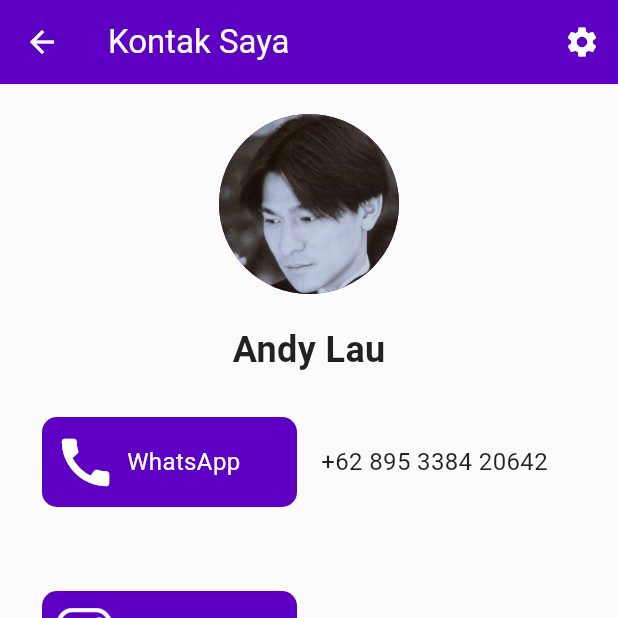
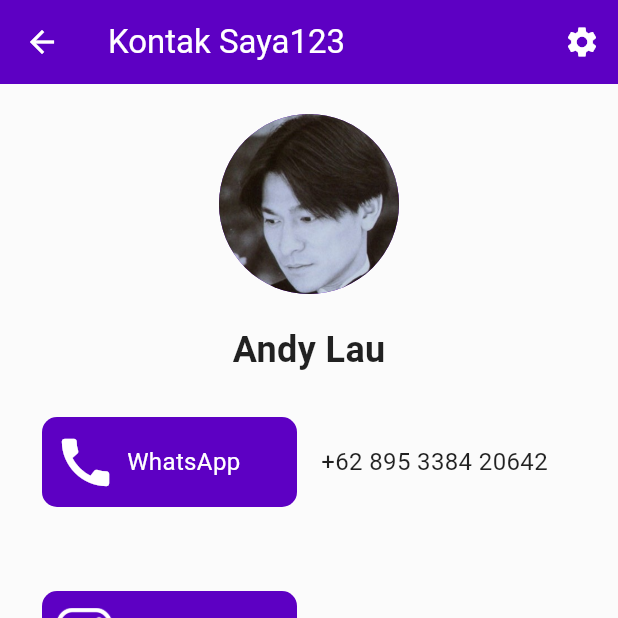
Before and after one commit to Wilson-Tovano/scrum-cakra1, a Flutter app: the ProfilePage screen opened directly, on a phone screen of 412 x 824 dp, the top half of it. Run offline on Flutter 3.47's test engine with Material 3 defaults, Android fonts, the phone set to English and light mode, and no system bars; our stand-ins replace another_flutter_splash_screen, image_picker, table_calendar; missing offline and left inert: mobile_scanner.

Commit message:
commit ke-5 oleh vincent

```diff
--- a/lib/src/pages/profile/index.dart
+++ b/lib/src/pages/profile/index.dart
@@ -10,7 +10,7 @@ class ProfilePage extends StatelessWidget {
   Widget build(BuildContext context) {
     return Scaffold(
       appBar: AppBar(
-        title: const Text('Kontak Saya'),
+        title: const Text('Kontak Saya123'),
         actions: <Widget>[
           IconButton(
             icon: const Icon(
```
Also changed, not shown: 1 other file.
